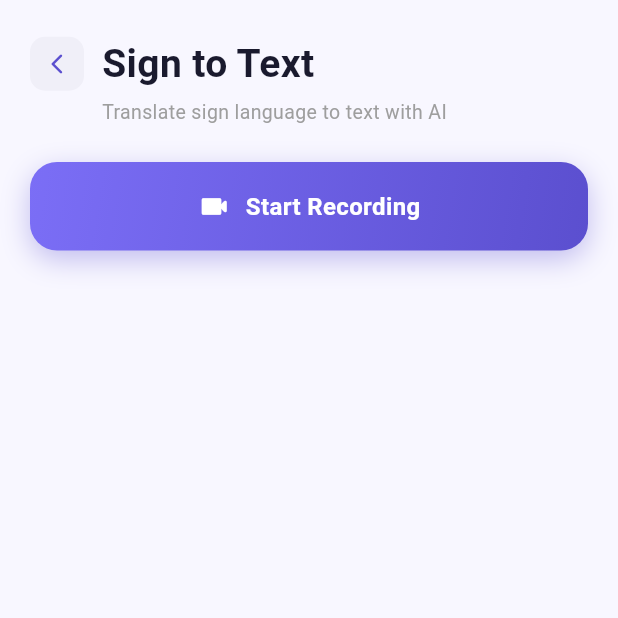
After one commit to sarrazer24/sign-language-production, a Flutter app: the SignToTextScreen screen opened directly, on a phone screen of 412 x 824 dp, the top half of it. The commit adds this screen. Run offline on Flutter 3.47's test engine with Material 3 defaults, Android fonts, the phone set to English and light mode, and no system bars; our stand-ins replace camera, shared_preferences; accounts and stored records are empty; network calls fail.

Commit message:
update sign_to_text_screen

```diff
--- /dev/null
+++ b/app/sign/lib/screens/sign_to_text_screen.dart
@@ -0,0 +1,265 @@
+import 'package:flutter/material.dart';
+import 'package:camera/camera.dart';
+import '../widgets/main_navigation.dart';
+
+class SignToTextScreen extends StatefulWidget {
+  const SignToTextScreen({super.key});
+
+  @override
+  State<SignToTextScreen> createState() => _SignToTextScreenState();
+}
+
+class _SignToTextScreenState extends State<SignToTextScreen> {
+  CameraController? _cameraController;
+  bool _isRecording = false;
+  bool _cameraReady = false;
+  String _resultText = '';
+
+  @override
+  void dispose() {
+    _cameraController?.dispose();
+    super.dispose();
+  }
+
+  Future<void> _startCamera() async {
+    final cameras = await availableCameras();
+    if (cameras.isEmpty) return;
+
+    _cameraController = CameraController(
+      cameras.first,
+      ResolutionPreset.high,
+      enableAudio: false,
+    );
+
+    await _cameraController!.initialize();
+    if (mounted) {
+      setState(() {
+        _cameraReady = true;
+        _isRecording = true;
+        _resultText = '';
+      });
+    }
+  }
+
+  Future<void> _stopCamera() async {
+    await _cameraController?.dispose();
+    _cameraController = null;
+    if (mounted) {
+      setState(() {
+        _cameraReady = false;
+        _isRecording = false;
+        _resultText = 'Hello'; // remplace par le vrai résultat AI
+      });
+    }
+  }
+
+  void _toggleRecording() {
+    if (_isRecording) {
+      _stopCamera();
+    } else {
+      _startCamera();
+    }
+  }
+
+  @override
+  Widget build(BuildContext context) {
+    return Scaffold(
+      backgroundColor: const Color(0xFFF8F7FF),
+      body: SafeArea(
+        child: Column(
+          crossAxisAlignment: CrossAxisAlignment.start,
+          children: [
+            Padding(
+              padding: const EdgeInsets.symmetric(horizontal: 20),
+              child: Column(
+                crossAxisAlignment: CrossAxisAlignment.start,
+                children: [
+                  const SizedBox(height: 24),
+                  Row(
+                    children: [
+                      GestureDetector(
+                        onTap: () => Navigator.pushAndRemoveUntil(
+                          context,
+                          MaterialPageRoute(
+                              builder: (_) => const MainNavigation()),
+                          (route) => false,
+                        ),
+                        child: Container(
+                          width: 36,
+                          height: 36,
+                          decoration: BoxDecoration(
+                            color: const Color(0xFFF0EFF8),
+                            borderRadius: BorderRadius.circular(10),
+                          ),
+                          child: const Icon(Icons.arrow_back_ios_new_rounded,
+                              size: 16, color: Color(0xFF5B4FCF)),
+                        ),
+                      ),
+                      const SizedBox(width: 12),
+                      const Text('Sign to Text',
+                          style: TextStyle(
+                              fontSize: 26,
+                              fontWeight: FontWeight.bold,
+                              color: Color(0xFF1A1A2E))),
+                    ],
+                  ),
+                  const SizedBox(height: 4),
+                  const Padding(
+                    padding: EdgeInsets.only(left: 48),
+                    child: Text('Translate sign language to text with AI',
+                        style: TextStyle(fontSize: 13, color: Colors.grey)),
+                  ),
+                  const SizedBox(height: 24),
+                ],
+              ),
+            ),
+
+            // Caméra active
+            if (_cameraReady && _cameraController != null)
+              Expanded(
+                child: Stack(
+                  children: [
+                    CameraPreview(_cameraController!),
+                    Positioned(
+                      top: 16,
+                      right: 16,
+                      child: Container(
+                        padding: const EdgeInsets.symmetric(
+                            horizontal: 10, vertical: 4),
+                        decoration: BoxDecoration(
+                          color: Colors.red,
+                          borderRadius: BorderRadius.circular(20),
+                        ),
+                        child: const Row(
+                          children: [
+                            Icon(Icons.circle, color: Colors.white, size: 8),
+                            SizedBox(width: 4),
+                            Text('LIVE',
+                                style: TextStyle(
+                                    color: Colors.white,
+                                    fontSize: 11,
+                                    fontWeight: FontWeight.bold)),
+                          ],
+                        ),
+                      ),
+                    ),
+                    Positioned(
+                      bottom: 30,
+                      left: 0,
+                      right: 0,
+                      child: Center(
+                        child: GestureDetector(
+                          onTap: _toggleRecording,
+                          child: Container(
+                            padding: const EdgeInsets.symmetric(
+                                horizontal: 32, vertical: 16),
+                            decoration: BoxDecoration(
+                              color: Colors.red,
+                              borderRadius: BorderRadius.circular(18),
+                              boxShadow: [
+                                BoxShadow(
+                                    color: Colors.red.withOpacity(0.4),
+                                    blurRadius: 16,
+                                    offset: const Offset(0, 6))
+                              ],
+                            ),
+                            child: const Row(
+                              mainAxisSize: MainAxisSize.min,
+                              children: [
+                                Icon(Icons.stop_rounded,
+                                    color: Colors.white, size: 22),
+                                SizedBox(width: 10),
+                                Text('Stop Recording',
+                                    style: TextStyle(
+                                        fontSize: 16,
+                                        fontWeight: FontWeight.bold,
+                                        color: Colors.white)),
+                              ],
+                            ),
+                          ),
+                        ),
+                      ),
+                    ),
+                  ],
+                ),
+              ),
+
+            // Caméra inactive
+            if (!_isRecording)
+              Expanded(
+                child: SingleChildScrollView(
+                  padding: const EdgeInsets.symmetric(horizontal: 20),
+                  child: Column(
+                    children: [
+                      GestureDetector(
+                        onTap: _toggleRecording,
+                        child: Container(
+                          width: double.infinity,
+                          padding: const EdgeInsets.symmetric(vertical: 18),
+                          decoration: BoxDecoration(
+                            gradient: const LinearGradient(
+                              colors: [Color(0xFF7B6EF6), Color(0xFF5B4FCF)],
+                              begin: Alignment.topLeft,
+                              end: Alignment.bottomRight,
+                            ),
+                            borderRadius: BorderRadius.circular(18),
+                            boxShadow: [
+                              BoxShadow(
+                                  color: const Color(0xFF5B4FCF)
+                                      .withOpacity(0.35),
+                                  blurRadius: 16,
+                                  offset: const Offset(0, 6))
+                            ],
+                          ),
+                          child: const Row(
+                            mainAxisAlignment: MainAxisAlignment.center,
+                            children: [
+                              Icon(Icons.videocam_rounded,
+                                  color: Colors.white, size: 22),
+                              SizedBox(width: 10),
+                              Text('Start Recording',
+                                  style: TextStyle(
+                                      fontSize: 16,
+                                      fontWeight: FontWeight.bold,
+                                      color: Colors.white)),
+                            ],
+                          ),
+                        ),
+                      ),
+
+                      if (_resultText.isNotEmpty) ...[
+                        const SizedBox(height: 24),
+                        Container(
+                          width: double.infinity,
+                          padding: const EdgeInsets.all(20),
+                          decoration: BoxDecoration(
+                            color: Colors.white,
+                            borderRadius: BorderRadius.circular(20),
+                            boxShadow: [
+                              BoxShadow(
+                                  color: Colors.black.withOpacity(0.04),
+                                  blurRadius: 12,
+                                  offset: const Offset(0, 4))
+                            ],
+                          ),
+                          child: Text(
+                            _resultText,
+                            style: const TextStyle(
+                                fontSize: 18,
+                                color: Color(0xFF1A1A2E),
+                                height: 1.5),
+                          ),
+                        ),
+                      ],
+
+                      const SizedBox(height: 32),
+                    ],
+                  ),
+                ),
+              ),
+          ],
+        ),
+      ),
+    );
+  }
+}
--- a/app/sign/pubspec.yaml
+++ b/app/sign/pubspec.yaml
@@ -13,7 +13,7 @@ dependencies:
   cupertino_icons: ^1.0.2
   http: ^1.2.1
   shared_preferences: ^2.2.3
-
+  camera: ^0.10.5+9
 dev_dependencies:
   flutter_test:
     sdk: flutter
```
Also changed, not shown: app/sign/lib/screens/home/home_screen.dart (+140 -12 lines), app/sign/pubspec.lock.
